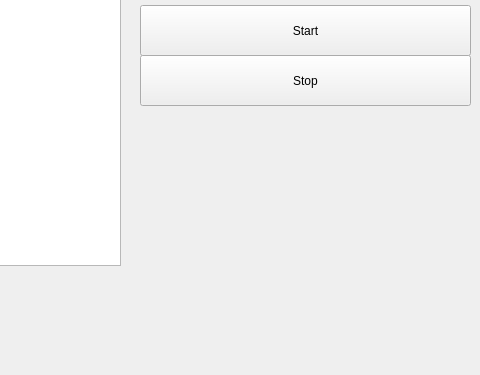
The window that View/view.ui (kot239/fat-lions) describes before a commit, drawn with Qt 5; both pictures show x 520 to 1000 and y 225 to 600 of the 1000 by 600 pixel window.
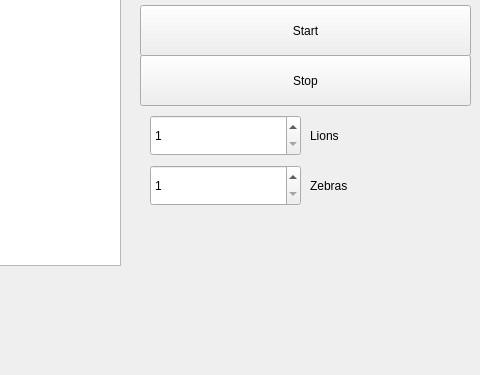
The same window after the commit. Custom widgets are drawn as their Qt base class.

What changed in the file:
```diff
--- a/View/view.ui
+++ b/View/view.ui
@@ -62,6 +62,73 @@
     <string>Stop</string>
    </property>
   </widget>
+  <widget class="QSpinBox" name="lions_numb">
+   <property name="geometry">
+    <rect>
+     <x>670</x>
+     <y>340</y>
+     <width>151</width>
+     <height>41</height>
+    </rect>
+   </property>
+   <property name="minimum">
+    <number>1</number>
+   </property>
+   <property name="maximum">
+    <number>100</number>
+   </property>
+  </widget>
+  <widget class="QSpinBox" name="zebras_numb">
+   <property name="geometry">
+    <rect>
+     <x>670</x>
+     <y>390</y>
+     <width>151</width>
+     <height>41</height>
+    </rect>
+   </property>
+   <property name="minimum">
+    <number>1</number>
+   </property>
+   <property name="maximum">
+    <number>100</number>
+   </property>
+  </widget>
+  <widget class="QLabel" name="label">
+   <property name="geometry">
+    <rect>
+     <x>830</x>
+     <y>340</y>
+     <width>59</width>
+     <height>41</height>
+    </rect>
+   </property>
+   <property name="frameShape">
+    <enum>QFrame::NoFrame</enum>
+   </property>
+   <property name="text">
+    <string>Lions</string>
+   </property>
+   <property name="scaledContents">
+    <bool>false</bool>
+   </property>
+   <property name="wordWrap">
+    <bool>false</bool>
+   </property>
+  </widget>
+  <widget class="QLabel" name="label_2">
+   <property name="geometry">
+    <rect>
+     <x>830</x>
+     <y>390</y>
+     <width>61</width>
+     <height>41</height>
+    </rect>
+   </property>
+   <property name="text">
+    <string>Zebras</string>
+   </property>
+  </widget>
  </widget>
  <customwidgets>
   <customwidget>
```
Left out of the diff: 2 changed lines with no effect on the pictures.
